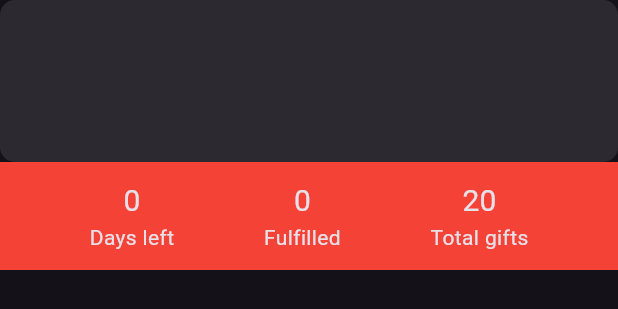
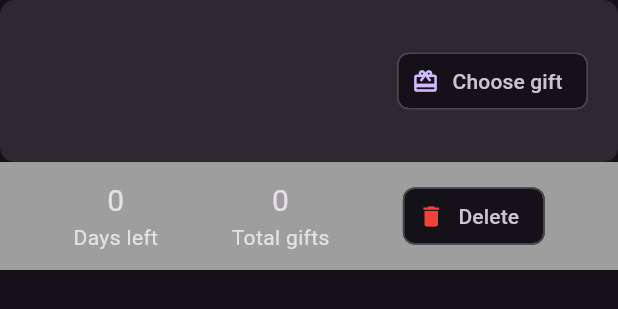
Before and after one commit to PradipDhanraj/flutter_201_kartlab, a Flutter app: the RegistryWidget widget shown alone on an empty page, opened directly with empty values, on a phone screen of 412 x 824 dp. Shown: the top 309 px of the screen. Run offline on Flutter 3.47's test engine with Material 3 defaults, Android fonts, the light colour scheme and no system bars; our stand-ins replace bloc, flutter_bloc, get_it, shared_preferences; missing offline and left inert: flutter_cupertino_datetime_picker; accounts and stored records are empty; generated files the repository leaves out were written again.

Commit message:
UI updates

```diff
--- a/lib/src/modules/gifts/view/add_gifts.dart
+++ b/lib/src/modules/gifts/view/add_gifts.dart
@@ -1,7 +1,6 @@
 import 'package:flutter/material.dart';
 import 'package:flutter_201_kartlab/src/common/utils/navigation.dart';
 import 'package:flutter_201_kartlab/src/modules/gifts/bloc/gifts_bloc.dart';
-import 'package:flutter_201_kartlab/src/modules/home/bloc/home_bloc.dart';
 import 'package:flutter_201_kartlab/src/modules/products/service/model/product_model.dart';
 import 'package:flutter_bloc/flutter_bloc.dart';
 
--- a/lib/src/modules/home/bloc/home_event.dart
+++ b/lib/src/modules/home/bloc/home_event.dart
@@ -8,3 +8,8 @@ class AddRegistryEvent extends HomeEvent {
 }
 
 class InitDataEvent extends HomeEvent {}
+
+class DeleteRegistry extends HomeEvent {
+  final EventModel eventModel;
+  DeleteRegistry(this.eventModel);
+}
--- a/lib/src/modules/home/view/home.dart
+++ b/lib/src/modules/home/view/home.dart
@@ -15,7 +15,25 @@ class Home extends StatelessWidget {
   @override
   Widget build(BuildContext context) {
     return Scaffold(
-      appBar: commonAppbar('KartLabs'),
+      appBar: AppBar(
+          title: const Text(
+            "KartLabs",
+            style: TextStyle(
+              fontSize: null,
+            ),
+          ),
+          actions: [
+            InkWell(
+              onTap: () {
+                ((ModalRoute.of(context)!.settings.arguments as List).first as Function).call();
+                AppNavigation.goBack();
+              },
+              child: const Chip(
+                label: Text('New Event'),
+                avatar: Icon(Icons.add),
+              ),
+            ),
+          ]),
       floatingActionButton: InkWell(
         splashColor: Colors.black,
         onTap: () {
@@ -34,25 +52,7 @@ class Home extends StatelessWidget {
             padding: const EdgeInsets.all(10.0),
             child: SingleChildScrollView(
               child: Column(
-                children: state.registryList
-                    .map(
-                      (e) => InkWell(
-                          child: RegistryWidget(e),
-                          onTap: () {
-                            context.read<CommonBloc>().add(
-                                  NavigationEvent(
-                                    AddGiftsPage.routeName,
-                                    args: [
-                                      () {
-                                        context.read<HomeBloc>().add(InitDataEvent());
-                                      },
-                                      e,
-                                    ],
-                                  ),
-                                );
-                          }),
-                    )
-                    .toList(),
+                children: state.registryList.map((e) => RegistryWidget(e)).toList(),
               ),
             ),
           );
@@ -131,10 +131,59 @@ class RegistryWidget extends StatelessWidget {
             flex: 3,
             child: Container(
               decoration: const BoxDecoration(color: Colors.white10, borderRadius: BorderRadius.all(Radius.circular(10))),
-              child: Center(
-                child: Text(
-                  data.title,
-                  style: const TextStyle(fontSize: 30),
+              child: Padding(
+                padding: const EdgeInsets.symmetric(horizontal: 20),
+                child: Row(
+                  mainAxisAlignment: MainAxisAlignment.spaceBetween,
+                  mainAxisSize: MainAxisSize.max,
+                  crossAxisAlignment: CrossAxisAlignment.stretch,
+                  children: [
+                    Column(
+                      mainAxisAlignment: MainAxisAlignment.spaceEvenly,
+                      children: [
+                        Text(
+                          data.title,
+                          style: const TextStyle(fontSize: 30),
+                        ),
+                        if (data.desc.isNotEmpty)
+                          Text(
+                            data.desc,
+                            style: const TextStyle(fontSize: 30),
+                          ),
+                      ],
+                    ),
+                    Column(
+                      mainAxisSize: MainAxisSize.max,
+                      mainAxisAlignment: MainAxisAlignment.spaceEvenly,
+                      children: [
+                        InkWell(
+                          onTap: () {
+                            context.read<CommonBloc>().add(
+                                  NavigationEvent(
+                                    AddGiftsPage.routeName,
+                                    args: [
+                                      () {
+                                        context.read<HomeBloc>().add(InitDataEvent());
+                                      },
+                                      data,
+                                    ],
+                                  ),
+                                );
+                          },
+                          child: const Chip(
+                            label: Text('Choose gift'),
+                            avatar: Icon(Icons.card_giftcard),
+                          ),
+                        ),
+                        // InkWell(
+                        //   onTap: () {
+                        //     context.read<HomeBloc>().add(DeleteRegistry(data));
+                        //   },
+                        //   child: Icon(Icons.delete),
+                        // ),
+                      ],
+                    )
+                  ],
                 ),
               ),
             ),
@@ -142,7 +191,7 @@ class RegistryWidget extends StatelessWidget {
           Flexible(
             flex: 2,
             child: Container(
-              color: Colors.red,
+              color: Colors.grey,
               child: Row(
                 crossAxisAlignment: CrossAxisAlignment.stretch,
                 mainAxisSize: MainAxisSize.max,
@@ -160,30 +209,29 @@ class RegistryWidget extends StatelessWidget {
                       ),
                     ],
                   ),
-                  const Column(
+                  Column(
                     mainAxisAlignment: MainAxisAlignment.center,
                     children: [
                       Text(
-                        "0",
-                        style: TextStyle(fontSize: 20),
+                        "${data.gifts.length}",
+                        style: const TextStyle(fontSize: 20),
                       ),
-                      Text(
-                        "Fulfilled",
+                      const Text(
+                        "Total gifts",
                       ),
                     ],
                   ),
-                  const Column(
-                    mainAxisAlignment: MainAxisAlignment.center,
-                    children: [
-                      Text(
-                        "20",
-                        style: TextStyle(fontSize: 20),
-                      ),
-                      Text(
-                        "Total gifts",
-                      ),
-                    ],
-                  )
+                  InkWell(
+                      onTap: () {
+                        context.read<HomeBloc>().add(DeleteRegistry(data));
+                      },
+                      child: const Chip(
+                        label: Text("Delete"),
+                        avatar: Icon(
+                          Icons.delete,
+                          color: Colors.red,
+                        ),
+                      )),
                 ],
               ),
             ),
```
Also changed, not shown: lib/src/modules/home/bloc/home_bloc.dart (+16 -0 lines).
